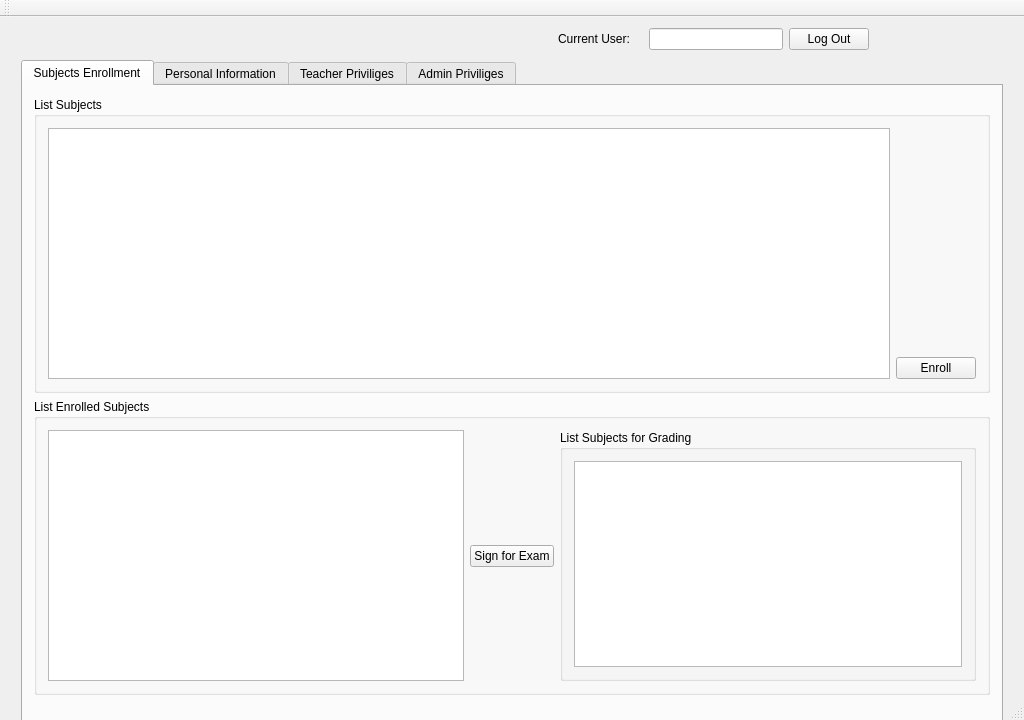
Holikma/Application_AIS, file AIS_Login/AIS_MainWindow.ui: the form before one commit.
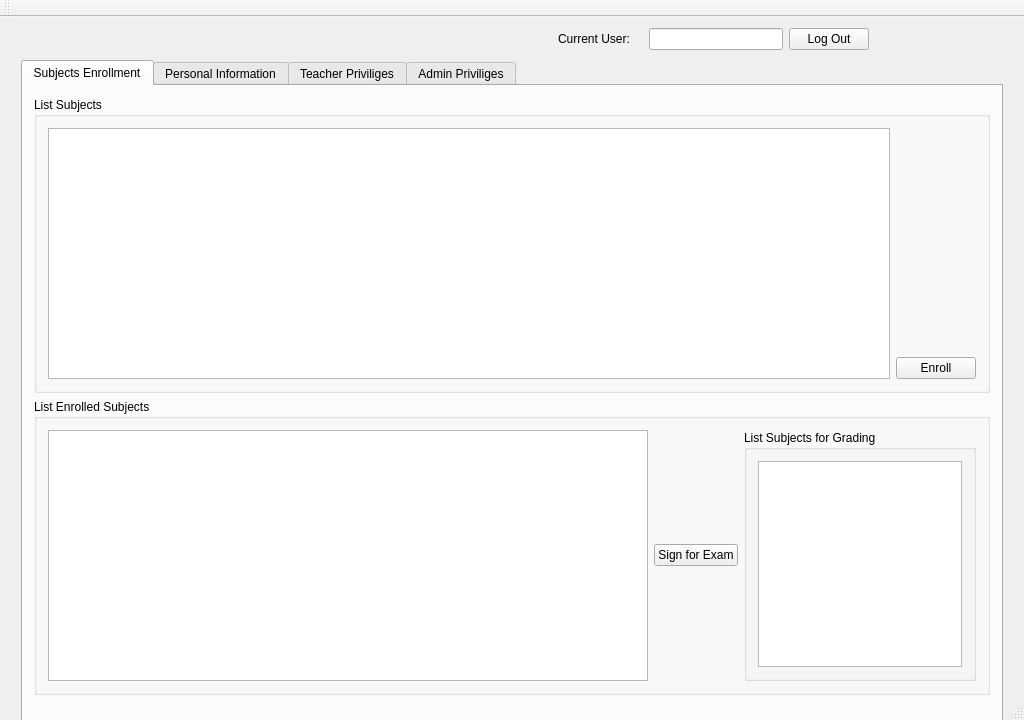
The form after the commit. The open tabs and pages were chosen to show the change.

What changed in the file:
```diff
--- a/AIS_Login/AIS_MainWindow.ui
+++ b/AIS_Login/AIS_MainWindow.ui
@@ -184,52 +184,29 @@
             </property>
             <layout class="QHBoxLayout" name="horizontalLayout_3">
              <item>
-              <widget class="QTableWidget" name="List_Enrolled_Subjects"/>
+              <widget class="QTableWidget" name="List_Enrolled_Subjects">
+               <property name="minimumSize">
+                <size>
+                 <width>600</width>
+                 <height>0</height>
+                </size>
+               </property>
+              </widget>
              </item>
              <item>
-              <layout class="QVBoxLayout" name="verticalLayout_5">
-               <item>
-                <spacer name="verticalSpacer_8">
-                 <property name="orientation">
-                  <enum>Qt::Vertical</enum>
-                 </property>
-                 <property name="sizeHint" stdset="0">
-                  <size>
-                   <width>20</width>
-                   <height>40</height>
-                  </size>
-                 </property>
-                </spacer>
-               </item>
-               <item>
-                <widget class="QPushButton" name="Button_Sign_for_Exam">
-                 <property name="text">
-                  <string>Sign for Exam</string>
-                 </property>
-                </widget>
-               </item>
-               <item>
-                <spacer name="verticalSpacer_9">
-                 <property name="orientation">
-                  <enum>Qt::Vertical</enum>
-                 </property>
-                 <property name="sizeHint" stdset="0">
-                  <size>
-                   <width>20</width>
-                   <height>40</height>
-                  </size>
-                 </property>
-                </spacer>
-               </item>
-              </layout>
+              <widget class="QPushButton" name="Button_Sign_for_Exam">
+               <property name="text">
+                <string>Sign for Exam</string>
+               </property>
+              </widget>
              </item>
              <item>
               <widget class="QGroupBox" name="groupBox_10">
                <property name="title">
                 <string>List Subjects for Grading</string>
                </property>
-               <layout class="QFormLayout" name="formLayout_6">
-                <item row="0" column="0" colspan="2">
+               <layout class="QHBoxLayout" name="horizontalLayout_7">
+                <item>
                  <widget class="QTableWidget" name="List_Subjects_for_Grading"/>
                 </item>
                </layout>
```
Left out of the diff: 377 changed lines with no effect on the pictures.
